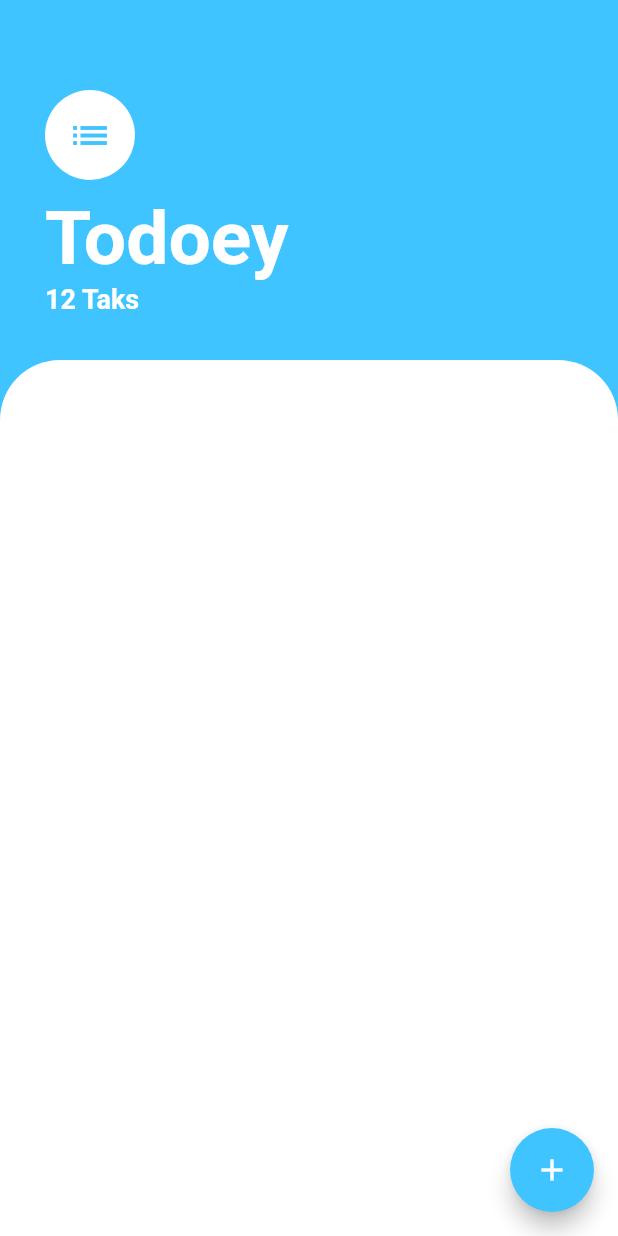
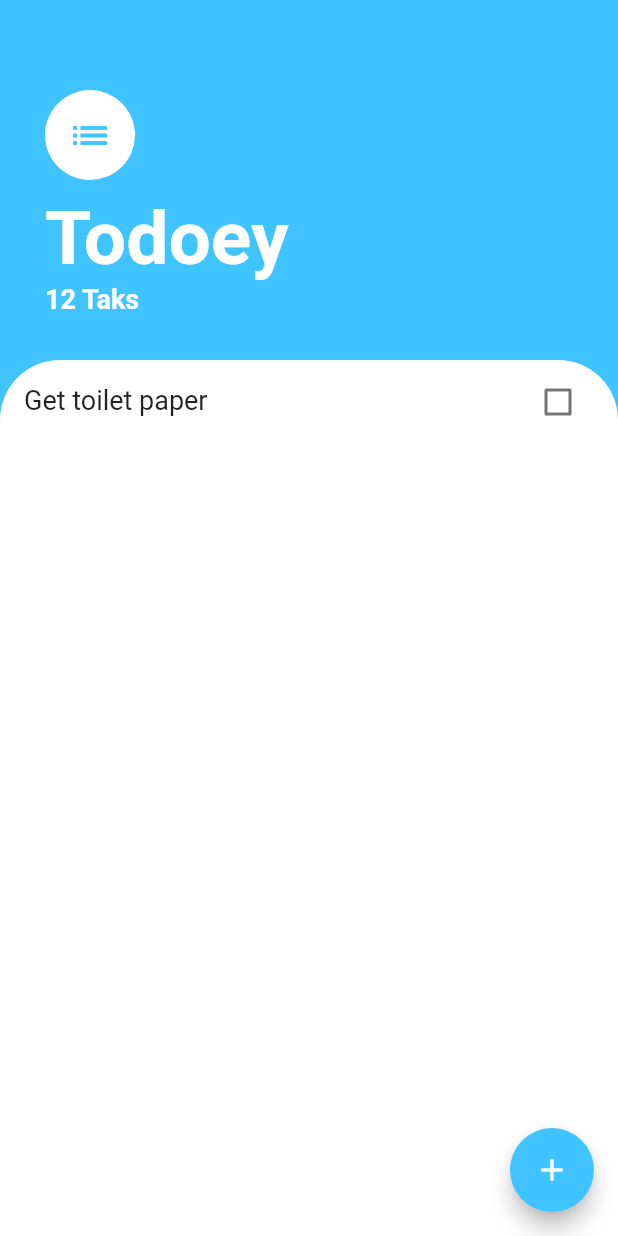
Before and after one commit to vfolz/todoey, a Flutter app: the screen it shows after launch, on a phone screen of 412 x 824 dp. Run offline on Flutter 3.47's test engine with Material 2 defaults, Android fonts, the phone set to English and light mode, and no system bars.

Commit message:
Fixed task_list

```diff
--- a/lib/widgets/task_list.dart
+++ b/lib/widgets/task_list.dart
@@ -8,25 +8,21 @@ class TaskList extends StatefulWidget {
 }
 
 class _TaskListState extends State<TaskList> {
-
-  // checkBoxState: (bool newValue) {
-//   setState(() {
-//     isChecked = newValue;
-//   });
-// }
-
-  List<Task> task = [
-    Task(name: 'Get toilet paper')
-  ];
+  List<Task> task = [Task(name: 'Get toilet paper')];
 
   @override
   Widget build(BuildContext context) {
-    return ListView(
-      padding: const EdgeInsets.symmetric(horizontal: 20),
-      children: <Widget>[
+    return ListView.builder(itemBuilder: (context, index) {
+      return TaskTile(
+        text: task[index].name,
+        isChecked: task[index].isDone,
+        onChanged: (bool newValue) {
+          setState(() {
+            task[index].toggleDone();
+          });
+        },
 
-
-      ],
-    );
+      );
+    }, itemCount: task.length,);
   }
 }
```
